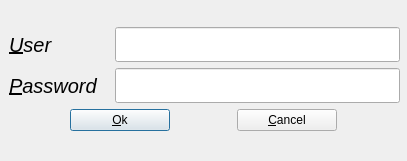
This is ui/login.ui in dulobanov/stockroom as Qt 5 draws it before an edit. The edited form follows.
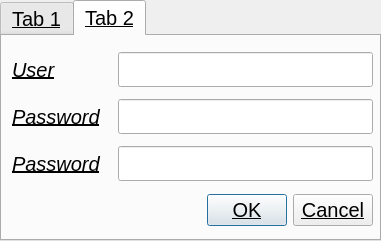
This is the edited form.

Commit message: wr login

Patch:
```diff
--- a/ui/login.ui
+++ b/ui/login.ui
@@ -1,13 +1,13 @@
 <?xml version="1.0" encoding="UTF-8"?>
 <ui version="4.0">
- <class>Dialog</class>
- <widget class="QDialog" name="Dialog">
+ <class>Authorization</class>
+ <widget class="QDialog" name="Authorization">
   <property name="geometry">
    <rect>
     <x>0</x>
     <y>0</y>
-    <width>407</width>
-    <height>161</height>
+    <width>381</width>
+    <height>241</height>
    </rect>
   </property>
   <property name="maximumSize">
@@ -19,17 +19,43 @@
   <property name="windowTitle">
    <string>Dialog</string>
   </property>
-  <widget class="QWidget" name="gridLayoutWidget">
+  <property name="locale">
+   <locale language="Russian" country="RussianFederation"/>
+  </property>
+  <widget class="QTabWidget" name="tabs">
    <property name="geometry">
     <rect>
-     <x>9</x>
-     <y>9</y>
-     <width>391</width>
-     <height>141</height>
+     <x>0</x>
+     <y>0</y>
+     <width>381</width>
+     <height>241</height>
     </rect>
    </property>
-   <layout class="QGridLayout" name="gridLayout">
-    <item row="0" column="0">
+   <property name="font">
+    <font>
+     <pointsize>15</pointsize>
+     <underline>true</underline>
+    </font>
+   </property>
+   <property name="currentIndex">
+    <number>1</number>
+   </property>
+   <widget class="QWidget" name="Login">
+    <property name="locale">
+     <locale language="Russian" country="RussianFederation"/>
+    </property>
+    <attribute name="title">
+     <string>Tab 1</string>
+    </attribute>
+    <widget class="QWidget" name="layoutWidget">
+     <property name="geometry">
+      <rect>
+       <x>10</x>
+       <y>10</y>
+       <width>361</width>
+       <height>191</height>
+      </rect>
+     </property>
      <layout class="QVBoxLayout" name="verticalLayout">
       <item>
        <layout class="QHBoxLayout" name="horizontalLayout_3">
@@ -126,46 +152,234 @@
       </item>
       <item>
        <layout class="QHBoxLayout" name="horizontalLayout_2">
+        <property name="spacing">
+         <number>0</number>
+        </property>
         <property name="sizeConstraint">
          <enum>QLayout::SetMinimumSize</enum>
         </property>
+        <property name="topMargin">
+         <number>18</number>
+        </property>
         <item>
-         <widget class="QPushButton" name="ok_button">
-          <property name="sizePolicy">
-           <sizepolicy hsizetype="Minimum" vsizetype="Fixed">
-            <horstretch>0</horstretch>
-            <verstretch>0</verstretch>
-           </sizepolicy>
+         <widget class="QDialogButtonBox" name="buttonbox_login">
+          <property name="minimumSize">
+           <size>
+            <width>0</width>
+            <height>35</height>
+           </size>
           </property>
           <property name="maximumSize">
            <size>
+            <width>16777215</width>
+            <height>35</height>
+           </size>
+          </property>
+          <property name="standardButtons">
+           <set>QDialogButtonBox::Cancel|QDialogButtonBox::Ok</set>
+          </property>
+         </widget>
+        </item>
+       </layout>
+      </item>
+     </layout>
+    </widget>
+   </widget>
+   <widget class="QWidget" name="Registration">
+    <property name="locale">
+     <locale language="Russian" country="RussianFederation"/>
+    </property>
+    <attribute name="title">
+     <string>Tab 2</string>
+    </attribute>
+    <widget class="QWidget" name="layoutWidget">
+     <property name="geometry">
+      <rect>
+       <x>10</x>
+       <y>10</y>
+       <width>361</width>
+       <height>191</height>
+      </rect>
+     </property>
+     <layout class="QVBoxLayout" name="verticalLayout_2">
+      <item>
+       <layout class="QHBoxLayout" name="horizontalLayout_4">
+        <item>
+         <widget class="QLabel" name="label_3">
+          <property name="minimumSize">
+           <size>
             <width>100</width>
-            <height>16777215</height>
+            <height>0</height>
            </size>
           </property>
+          <property name="font">
+           <font>
+            <pointsize>15</pointsize>
+            <weight>50</weight>
+            <italic>true</italic>
+            <bold>false</bold>
+           </font>
+          </property>
           <property name="text">
-           <string>&amp;Ok</string>
+           <string>&amp;User</string>
           </property>
+          <property name="buddy">
+           <cstring>user_in</cstring>
+          </property>
          </widget>
         </item>
         <item>
-         <widget class="QPushButton" name="cancel_button">
-          <property name="maximumSize">
+         <widget class="QLineEdit" name="user_in_2">
+          <property name="minimumSize">
            <size>
+            <width>0</width>
+            <height>35</height>
+           </size>
+          </property>
+          <property name="font">
+           <font>
+            <pointsize>15</pointsize>
+           </font>
+          </property>
+         </widget>
+        </item>
+       </layout>
+      </item>
+      <item>
+       <layout class="QHBoxLayout" name="horizontalLayout_5">
+        <item>
+         <widget class="QLabel" name="label_4">
+          <property name="minimumSize">
+           <size>
             <width>100</width>
-            <height>16777215</height>
+            <height>0</height>
            </size>
           </property>
+          <property name="sizeIncrement">
+           <size>
+            <width>0</width>
+            <height>0</height>
+           </size>
+          </property>
+          <property name="font">
+           <font>
+            <pointsize>15</pointsize>
+            <italic>true</italic>
+           </font>
+          </property>
           <property name="text">
-           <string>&amp;Cancel</string>
+           <string>&amp;Password</string>
           </property>
+          <property name="buddy">
+           <cstring>pass_in</cstring>
+          </property>
          </widget>
         </item>
+        <item>
+         <widget class="QLineEdit" name="pass_con_1">
+          <property name="minimumSize">
+           <size>
+            <width>0</width>
+            <height>35</height>
+           </size>
+          </property>
+          <property name="font">
+           <font>
+            <pointsize>15</pointsize>
+           </font>
+          </property>
+          <property name="inputMethodHints">
+           <set>Qt::ImhHiddenText</set>
+          </property>
+         </widget>
+        </item>
        </layout>
       </item>
+      <item>
+       <layout class="QHBoxLayout" name="horizontalLayout_7">
+        <item>
+         <widget class="QLabel" name="label_5">
+          <property name="minimumSize">
+           <size>
+            <width>100</width>
+            <height>0</height>
+           </size>
+          </property>
+          <property name="sizeIncrement">
+           <size>
+            <width>0</width>
+            <height>0</height>
+           </size>
+          </property>
+          <property name="font">
+           <font>
+            <pointsize>15</pointsize>
+            <italic>true</italic>
+           </font>
+          </property>
+          <property name="text">
+           <string>&amp;Password</string>
+          </property>
+          <property name="buddy">
+           <cstring>pass_in</cstring>
+          </property>
+         </widget>
+        </item>
+        <item>
+         <widget class="QLineEdit" name="pass_conf_2">
+          <property name="minimumSize">
+           <size>
+            <width>0</width>
+            <height>35</height>
+           </size>
+          </property>
+          <property name="font">
+           <font>
+            <pointsize>15</pointsize>
+           </font>
+          </property>
+          <property name="inputMethodHints">
+           <set>Qt::ImhHiddenText</set>
+          </property>
+         </widget>
+        </item>
+       </layout>
+      </item>
+      <item>
+       <layout class="QHBoxLayout" name="horizontalLayout_6">
+        <property name="spacing">
+         <number>0</number>
+        </property>
+        <property name="sizeConstraint">
+         <enum>QLayout::SetFixedSize</enum>
+        </property>
+        <property name="topMargin">
+         <number>0</number>
+        </property>
+        <item>
+         <widget class="QDialogButtonBox" name="buttonBox_registration">
+          <property name="minimumSize">
+           <size>
+            <width>0</width>
+            <height>35</height>
+           </size>
+          </property>
+          <property name="maximumSize">
+           <size>
+            <width>16777215</width>
+            <height>35</height>
+           </size>
+          </property>
+          <property name="standardButtons">
+           <set>QDialogButtonBox::Cancel|QDialogButtonBox::Ok</set>
+          </property>
+         </widget>
+        </item>
+       </layout>
+      </item>
      </layout>
-    </item>
-   </layout>
+    </widget>
+   </widget>
   </widget>
  </widget>
  <resources/>
```
Left out of the diff: 42 changed lines with no effect on the pictures. The commit also changes 6 other files.
